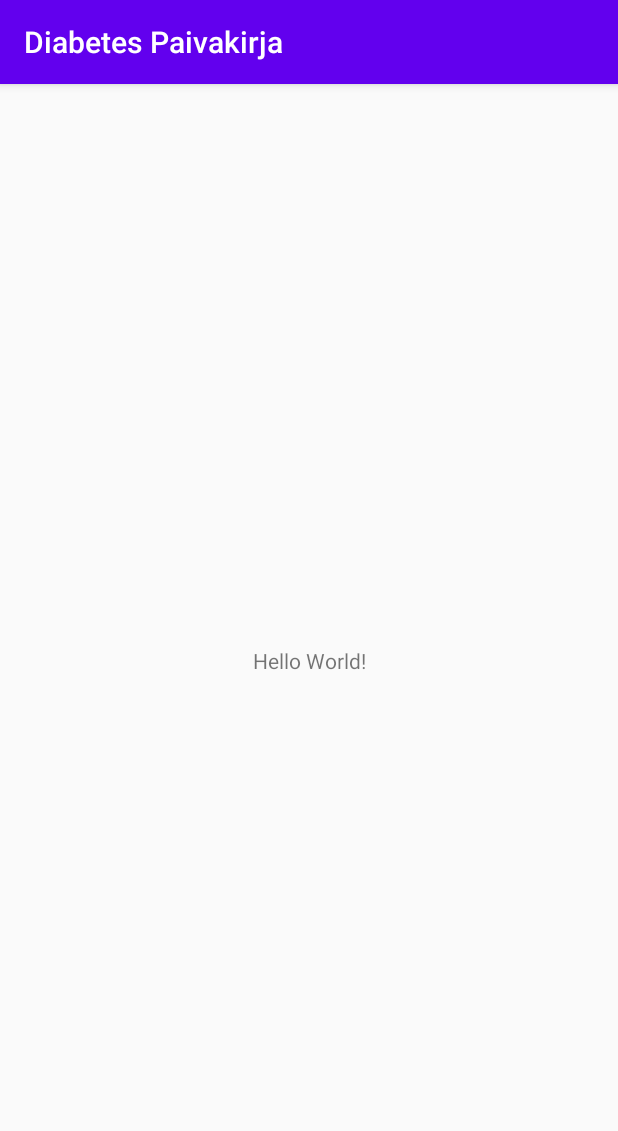
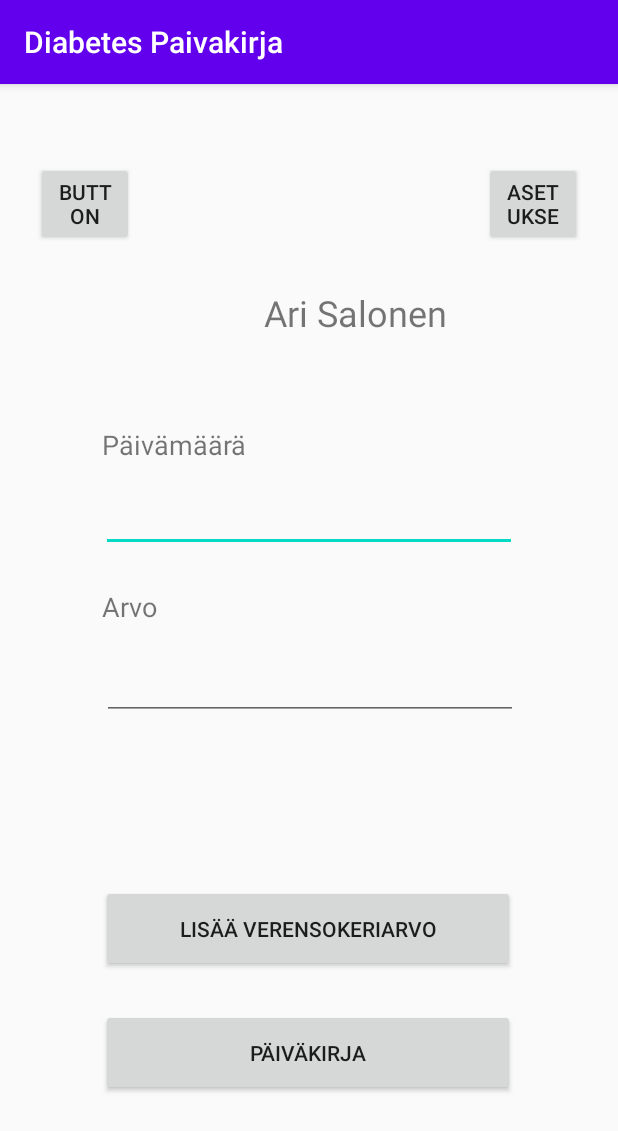
Before and after one commit to j0elr4u/diabetes_paivakirja, an Android app: the screen it shows after launch (MainActivity), on a phone screen of 412 x 824 dp. Shown: the top 1131 px of the screen. Run offline under Robolectric (Android 15) with nearby library versions, the light colour scheme and no system bars.

Commit message:
Basic mainactivity

```diff
--- a/AndroidStudio/DiabetesPaivakirja/app/src/main/java/com/diabetespaivakirja/MainActivity.java
+++ b/AndroidStudio/DiabetesPaivakirja/app/src/main/java/com/diabetespaivakirja/MainActivity.java
@@ -2,8 +2,10 @@ package com.diabetespaivakirja;
 
 import androidx.appcompat.app.AppCompatActivity;
 
+import android.content.Intent;
 import android.os.Bundle;
 import android.util.Log;
+import android.view.View;
 
 public class MainActivity extends AppCompatActivity {
 
@@ -11,7 +13,11 @@ public class MainActivity extends AppCompatActivity {
     protected void onCreate(Bundle savedInstanceState) {
         super.onCreate(savedInstanceState);
         setContentView(R.layout.activity_main);
+
     }
 
-
+    public void onButtonPressed(View view){
+        Intent intent = new Intent(MainActivity.this, SettingsActivity.class);
+        startActivity(intent);
+    }
 }
--- a/AndroidStudio/DiabetesPaivakirja/app/src/main/res/layout/activity_main.xml
+++ b/AndroidStudio/DiabetesPaivakirja/app/src/main/res/layout/activity_main.xml
@@ -6,13 +6,114 @@
     android:layout_height="match_parent"
     tools:context=".MainActivity">
 
+    <Button
+        android:id="@+id/button4"
+        android:layout_width="276dp"
+        android:layout_height="58dp"
+        android:layout_marginTop="24dp"
+        android:layout_marginBottom="72dp"
+        android:text="Päiväkirja"
+        app:layout_constraintBottom_toBottomOf="parent"
+        app:layout_constraintEnd_toEndOf="parent"
+        app:layout_constraintHorizontal_bias="0.496"
+        app:layout_constraintStart_toStartOf="parent"
+        app:layout_constraintTop_toBottomOf="@+id/button3"
+        app:layout_constraintVertical_bias="0.037" />
+
+    <Button
+        android:id="@+id/button3"
+        android:layout_width="276dp"
+        android:layout_height="58dp"
+        android:layout_marginBottom="176dp"
+        android:text="Lisää verensokeriarvo"
+        app:layout_constraintBottom_toBottomOf="parent"
+        app:layout_constraintEnd_toEndOf="parent"
+        app:layout_constraintHorizontal_bias="0.496"
+        app:layout_constraintStart_toStartOf="parent" />
+
+    <EditText
+        android:id="@+id/editTextTextPersonName"
+        android:layout_width="277dp"
+        android:layout_height="52dp"
+        android:layout_marginTop="260dp"
+        android:ems="10"
+        android:inputType="textPersonName"
+        app:layout_constraintEnd_toEndOf="parent"
+        app:layout_constraintStart_toStartOf="parent"
+        app:layout_constraintTop_toTopOf="parent" />
+
     <TextView
+        android:id="@+id/textView"
+        android:layout_width="39dp"
+        android:layout_height="23dp"
+        android:layout_marginStart="68dp"
+        android:layout_marginTop="336dp"
+        android:text="Arvo"
+        android:textSize="18sp"
+        app:layout_constraintStart_toStartOf="parent"
+        app:layout_constraintTop_toTopOf="parent" />
+
+    <TextView
+        android:id="@+id/textView2"
         android:layout_width="wrap_content"
         android:layout_height="wrap_content"
-        android:text="Hello World!"
-        app:layout_constraintBottom_toBottomOf="parent"
-        app:layout_constraintLeft_toLeftOf="parent"
-        app:layout_constraintRight_toRightOf="parent"
+        android:layout_marginStart="68dp"
+        android:layout_marginTop="228dp"
+        android:text="Päivämäärä"
+        android:textSize="18sp"
+        app:layout_constraintStart_toStartOf="parent"
         app:layout_constraintTop_toTopOf="parent" />
 
+    <EditText
+        android:id="@+id/editTextTextPersonName2"
+        android:layout_width="277dp"
+        android:layout_height="52dp"
+        android:layout_marginTop="372dp"
+        android:ems="10"
+        android:inputType="numberDecimal"
+        app:layout_constraintEnd_toEndOf="parent"
+        app:layout_constraintHorizontal_bias="0.507"
+        app:layout_constraintStart_toStartOf="parent"
+        app:layout_constraintTop_toTopOf="parent" />
+
+    <Button
+        android:id="@+id/settings_button"
+        android:layout_width="65dp"
+        android:layout_height="56dp"
+        android:layout_marginTop="52dp"
+        android:layout_marginEnd="24dp"
+        android:onClick="onButtonPressed"
+        android:text="Asetukset"
+        app:layout_constraintEnd_toEndOf="parent"
+        app:layout_constraintTop_toTopOf="parent" />
+
+    <Button
+        android:id="@+id/button5"
+        android:layout_width="65dp"
+        android:layout_height="56dp"
+        android:layout_marginStart="24dp"
+        android:layout_marginTop="52dp"
+        android:text="Button"
+        app:layout_constraintStart_toStartOf="parent"
+        app:layout_constraintTop_toTopOf="parent" />
+
+    <TextView
+        android:layout_width="204dp"
+        android:layout_height="44dp"
+        android:layout_marginTop="136dp"
+        android:layout_marginEnd="32dp"
+        android:text="Ari Salonen"
+        android:textSize="24sp"
+        app:layout_constraintEnd_toEndOf="parent"
+        app:layout_constraintTop_toTopOf="parent" />
+
+    <ImageView
+        android:id="@+id/imageView"
+        android:layout_width="53dp"
+        android:layout_height="54dp"
+        android:layout_marginStart="88dp"
+        android:layout_marginTop="136dp"
+        app:layout_constraintStart_toStartOf="parent"
+        app:layout_constraintTop_toTopOf="parent"
+        tools:srcCompat="@tools:sample/avatars" />
 </androidx.constraintlayout.widget.ConstraintLayout>
```
